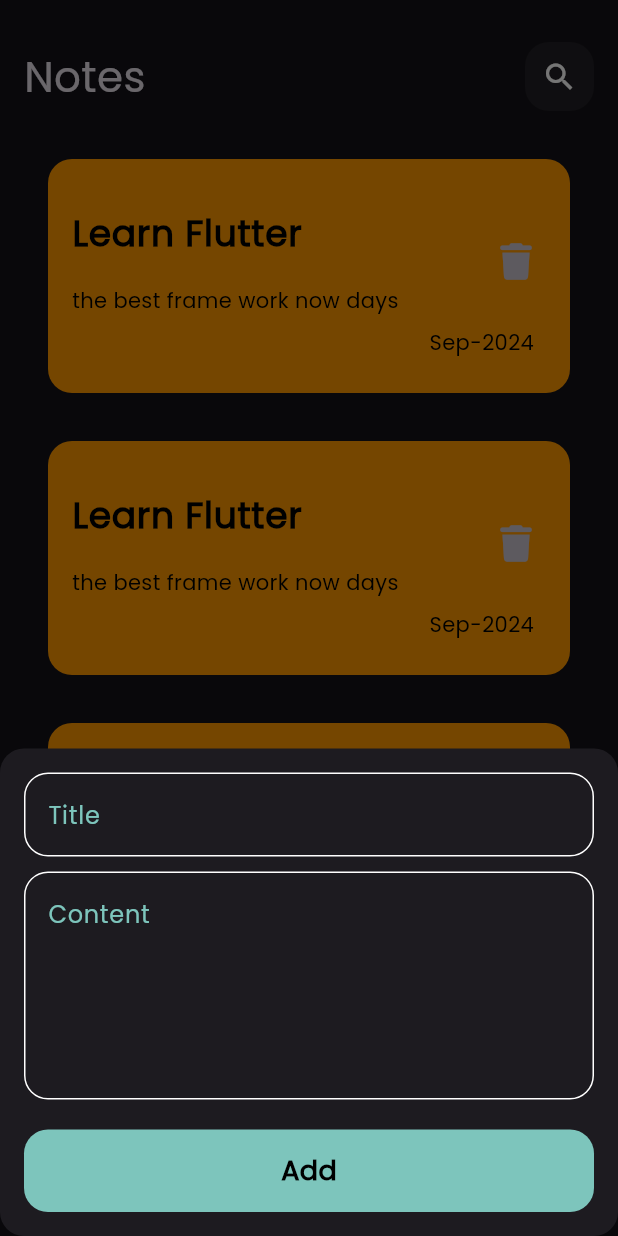
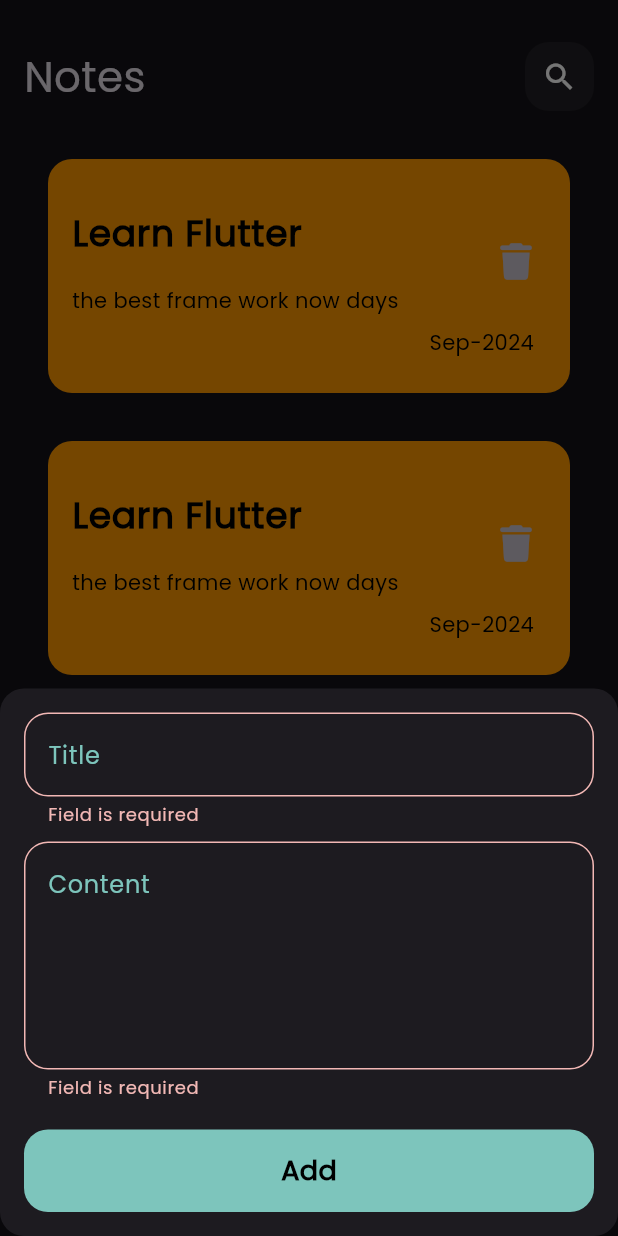
Before and after one commit to Muhanad-eng/app_notes, a Flutter app: the screen it shows after launch, after a tap on the "add" icon, on a phone screen of 412 x 824 dp. Run offline on Flutter 3.47's test engine with Material 3 defaults, Android fonts, the phone set to English and light mode, and no system bars; our stand-ins replace font_awesome_flutter, hive, hive_flutter; accounts and stored records are empty.

Commit message:
validate data from bottom sheet

```diff
--- a/lib/widgets/bottom_sheet.dart
+++ b/lib/widgets/bottom_sheet.dart
@@ -10,23 +10,61 @@ class CusttomBottomSheet extends StatelessWidget {
     return const Padding(
       padding: EdgeInsets.all(16.0),
       child: SingleChildScrollView(
-        child: Column(
-            children: [
-            CusttomTextField(
-                hintText: "Title",
-              ),
-            SizedBox(height:10),
-           CusttomTextField(
-                hintText: "Content",
-                maxLines: 5,
-              ),
-             SizedBox(height:20),
-             CustomButton(text: "Add")
-
-            ],
-
-        ),
+        child: AddNoteForm(),
       ),
     );
   }
 }
+
+class AddNoteForm extends StatefulWidget {
+  const AddNoteForm({
+    super.key,
+  });
+
+  @override
+  State<AddNoteForm> createState() => _AddNoteFormState();
+}
+
+class _AddNoteFormState extends State<AddNoteForm> {
+  final GlobalKey<FormState> formKey = GlobalKey();
+  String? title, subTitle;
+  AutovalidateMode autovalidateMode = AutovalidateMode.disabled;
+  @override
+  Widget build(BuildContext context) {
+    return Form(
+      key: formKey,
+      autovalidateMode: AutovalidateMode.always,
+      child: Column(
+        children: [
+          CusttomTextField(
+            onSaved: (value) {
+              title = value;
+            },
+            hintText: "Title",
+          ),
+          const SizedBox(height: 10),
+          CusttomTextField(
+            onSaved: (value) {
+              subTitle = value;
+            },
+            hintText: "Content",
+            maxLines: 5,
+          ),
+          const SizedBox(height: 20),
+          CustomButton(
+              text: "Add",
+              onTap: () {
+                if (formKey.currentState!.validate()) {
+                  formKey.currentState!.save();
+                } else {
+                  autovalidateMode = AutovalidateMode.always;
+                  setState(() {
+
+                  });
+                }
+              })
+        ],
+      ),
+    );
+  }
+}
--- a/lib/widgets/custom_button.dart
+++ b/lib/widgets/custom_button.dart
@@ -2,23 +2,26 @@ import 'package:app_note/costants/constants.dart';
 import 'package:flutter/material.dart';
 
 class CustomButton extends StatelessWidget {
-  const CustomButton({super.key, required this.text});
+  const CustomButton({super.key, required this.text, this.onTap});
   final String text;
+  final void Function()? onTap;
   @override
   Widget build(BuildContext context) {
-    return Container(
+    return InkWell(
+      onTap: onTap,
+      child: Container(
         decoration: BoxDecoration(
           borderRadius: BorderRadius.circular(16),
           color: kPrimaryColor,
         ),
         width: MediaQuery.of(context).size.width,
         height: 55,
-
         child: Center(
           child: Text(
             text,
-          style:const TextStyle(
+            style: const TextStyle(
                 color: Colors.black, fontSize: 18, fontWeight: FontWeight.bold),
+          ),
         ),
       ),
     );
--- a/lib/widgets/custtom_text_field.dart
+++ b/lib/widgets/custtom_text_field.dart
@@ -2,18 +2,27 @@ import 'package:app_note/costants/constants.dart';
 import 'package:flutter/material.dart';
 
 class CusttomTextField extends StatelessWidget {
-  const CusttomTextField({super.key, required this.hintText, this.maxLines=1});
+  const CusttomTextField(
+      {super.key, required this.hintText, this.maxLines = 1, this.onSaved});
   final String hintText;
   final int maxLines;
+  final void Function(String?)? onSaved;
 
   @override
   Widget build(BuildContext context) {
-    return TextField(
+    return TextFormField(
+      validator: (value) {
+        if (value?.isEmpty ?? true) {
+          return "Field is required";
+        } else {
+          return null;
+        }
+      },
+      onSaved: onSaved,
       maxLines: maxLines,
       cursorColor: kPrimaryColor,
       decoration: InputDecoration(
           hintText: hintText,
-
           hintStyle: const TextStyle(color: kPrimaryColor),
           border: outlineBorder(),
           enabledBorder: outlineBorder(),
```
Lines whose indentation alone changed are shown as unchanged.
